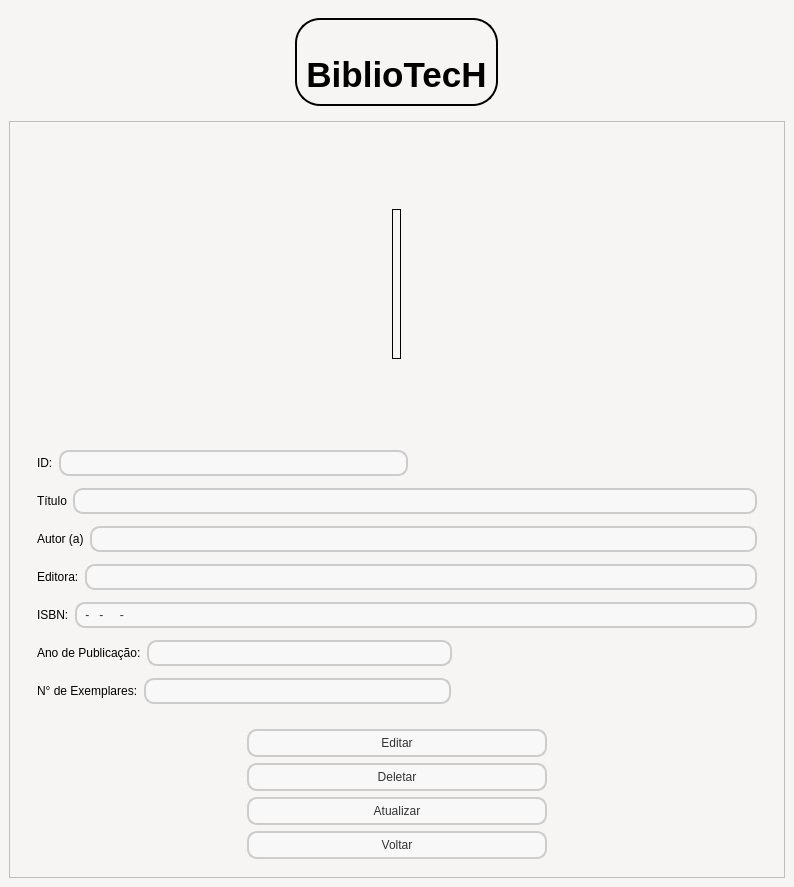
This is projetoBiblioTech/view/mainWindow.ui in agnaldo-s/Bibliotech as Qt 5 draws it before an edit. The edited form follows.
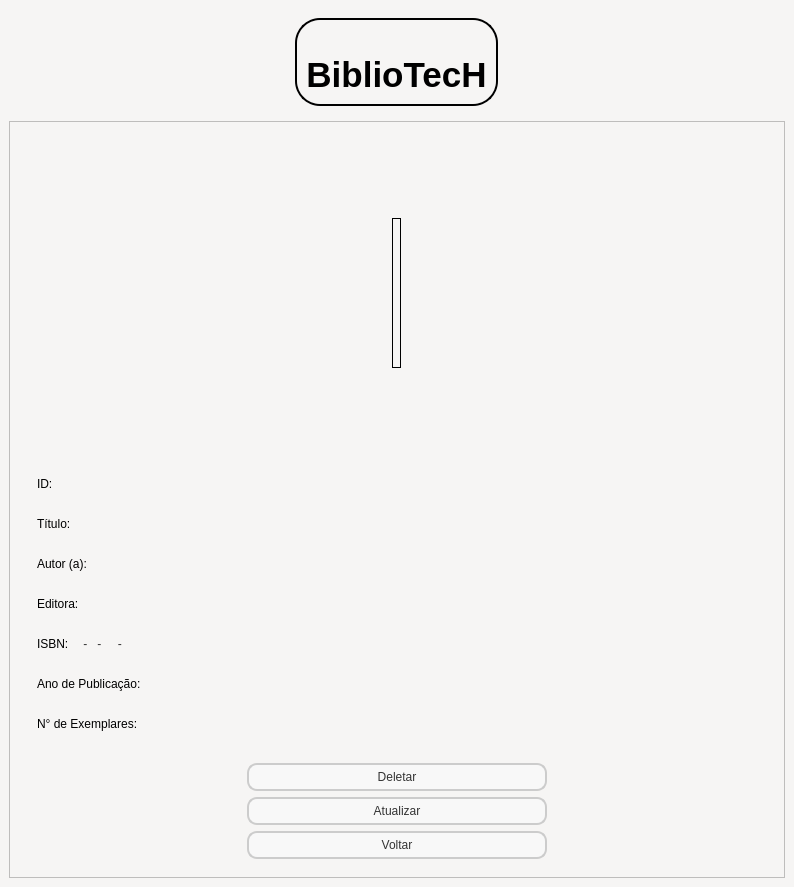
This is the edited form. The open tabs and pages were chosen to show the change. Icons and pictures are not drawn.

```diff
--- a/projetoBiblioTech/view/mainWindow.ui
+++ b/projetoBiblioTech/view/mainWindow.ui
@@ -150,9 +150,9 @@
        <property name="geometry">
         <rect>
          <x>0</x>
-         <y>0</y>
+         <y>-4</y>
          <width>760</width>
-         <height>673</height>
+         <height>669</height>
         </rect>
        </property>
        <layout class="QVBoxLayout" name="verticalLayout_2">
@@ -455,6 +455,10 @@
             </item>
             <item>
              <widget class="QWidget" name="widget_Visualizar_DadosLivro" native="true">
+              <property name="styleSheet">
+               <string notr="true">border: none;
+background-color: rgb(246, 245, 244);</string>
+              </property>
               <layout class="QVBoxLayout" name="verticalLayout">
                <item>
                 <layout class="QHBoxLayout" name="horizontalLayout_6">
@@ -495,7 +499,7 @@
                  <item>
                   <widget class="QLabel" name="lbl_titulo">
                    <property name="text">
-                    <string>Título</string>
+                    <string>Título:</string>
                    </property>
                   </widget>
                  </item>
@@ -507,6 +511,9 @@
                    <property name="text">
                     <string/>
                    </property>
+                   <property name="readOnly">
+                    <bool>true</bool>
+                   </property>
                   </widget>
                  </item>
                 </layout>
@@ -516,7 +523,7 @@
                  <item>
                   <widget class="QLabel" name="lbl_autora">
                    <property name="text">
-                    <string>Autor (a)</string>
+                    <string>Autor (a):</string>
                    </property>
                   </widget>
                  </item>
@@ -525,6 +532,9 @@
                    <property name="text">
                     <string/>
                    </property>
+                   <property name="readOnly">
+                    <bool>true</bool>
+                   </property>
                   </widget>
                  </item>
                 </layout>
@@ -543,6 +553,9 @@
                    <property name="text">
                     <string/>
                    </property>
+                   <property name="readOnly">
+                    <bool>true</bool>
+                   </property>
                   </widget>
                  </item>
                 </layout>
@@ -564,6 +577,9 @@
                    <property name="text">
                     <string>---</string>
                    </property>
+                   <property name="readOnly">
+                    <bool>true</bool>
+                   </property>
                    <property name="placeholderText">
                     <string>I</string>
                    </property>
@@ -588,6 +604,9 @@
                    <property name="text">
                     <string/>
                    </property>
+                   <property name="readOnly">
+                    <bool>true</bool>
+                   </property>
                   </widget>
                  </item>
                  <item>
@@ -619,6 +638,9 @@
                    <property name="text">
                     <string/>
                    </property>
+                   <property name="readOnly">
+                    <bool>true</bool>
+                   </property>
                   </widget>
                  </item>
                  <item>
@@ -657,7 +679,7 @@
               <item>
                <layout class="QVBoxLayout" name="verticalLayout_7">
                 <item>
-                 <widget class="QPushButton" name="btn_editar">
+                 <widget class="QPushButton" name="btn_deletar">
                   <property name="minimumSize">
                    <size>
                     <width>300</width>
@@ -668,16 +690,6 @@
                    <cursorShape>PointingHandCursor</cursorShape>
                   </property>
                   <property name="text">
-                   <string>Editar</string>
-                  </property>
-                 </widget>
-                </item>
-                <item>
-                 <widget class="QPushButton" name="btn_deletar">
-                  <property name="cursor">
-                   <cursorShape>PointingHandCursor</cursorShape>
-                  </property>
-                  <property name="text">
                    <string>Deletar</string>
                   </property>
                  </widget>
```
Left out of the diff: 10 changed lines with no effect on the pictures.
